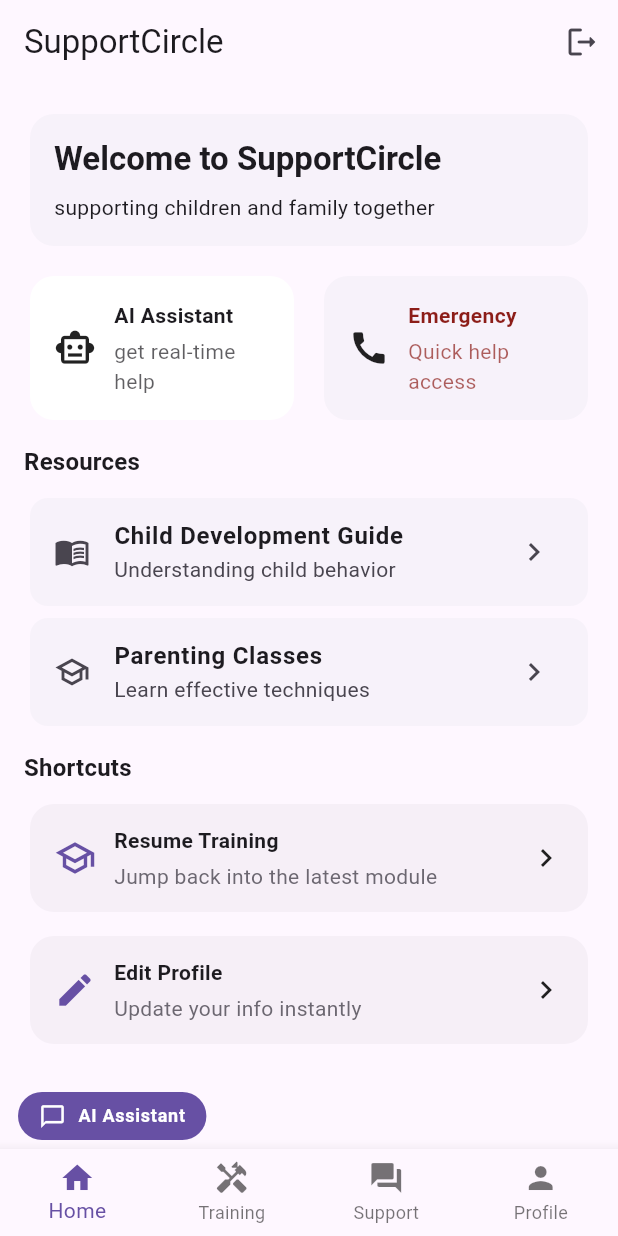
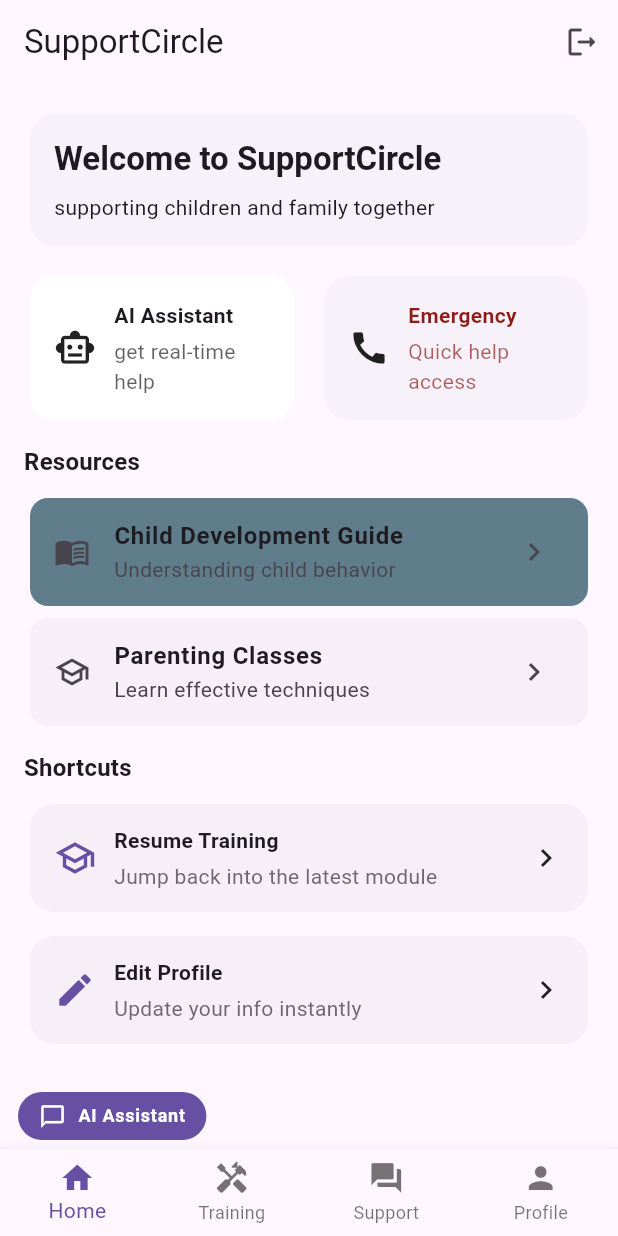
Before and after one commit to henryisacommonname/SupportCircle, a Flutter app: the screen it shows once a user with an empty profile is signed in, on a phone screen of 412 x 824 dp. Run offline on Flutter 3.47's test engine with Material 3 defaults, Android fonts, the phone set to English and light mode, and no system bars; our stand-ins replace cloud_firestore, firebase_auth, firebase_core, geolocator, google_maps_flutter, rxdart and 1 more; accounts and stored records are empty.

Commit message:
added color changer variable

```diff
--- a/lib/Screens/Home_Tab.dart
+++ b/lib/Screens/Home_Tab.dart
@@ -234,10 +234,16 @@ class ResourceCard extends StatelessWidget {
   final resource Resource;
   const ResourceCard({super.key, required this.Resource});
 
+
+
   @override
   Widget build(BuildContext context) {
+    final scheme = Theme.of(context).colorScheme;
+    final fill = Resource.backgroundColor ?? scheme.surfaceContainerHighest.withOpacity(0.35);
     return Card(
       elevation: 0,
+      color: fill,
+      surfaceTintColor: Colors.transparent,
       child: ListTile(
         leading: Icon(Resource.ResourceIcon),
         onTap: () => Navigator.of(
@@ -251,6 +257,8 @@ class ResourceCard extends StatelessWidget {
         trailing: const Icon(Icons.chevron_right),
       ),
     );
+
+
   }
 }
 
@@ -259,11 +267,13 @@ class resource {
   final String Title;
   final String Subtitle;
   final IconData ResourceIcon;
+  final Color? backgroundColor;
   const resource({
     required this.ID,
     required this.Title,
     required this.Subtitle,
     required this.ResourceIcon,
+    this.backgroundColor,
   });
 }
 
@@ -273,6 +283,7 @@ const _mockResources = <resource>[
     Title: 'Child Development Guide',
     Subtitle: 'Understanding child behavior',
     ResourceIcon: Icons.menu_book_outlined,
+    backgroundColor: Colors.blueGrey
   ),
   resource(
     ID: 'parenting-classes',
```
